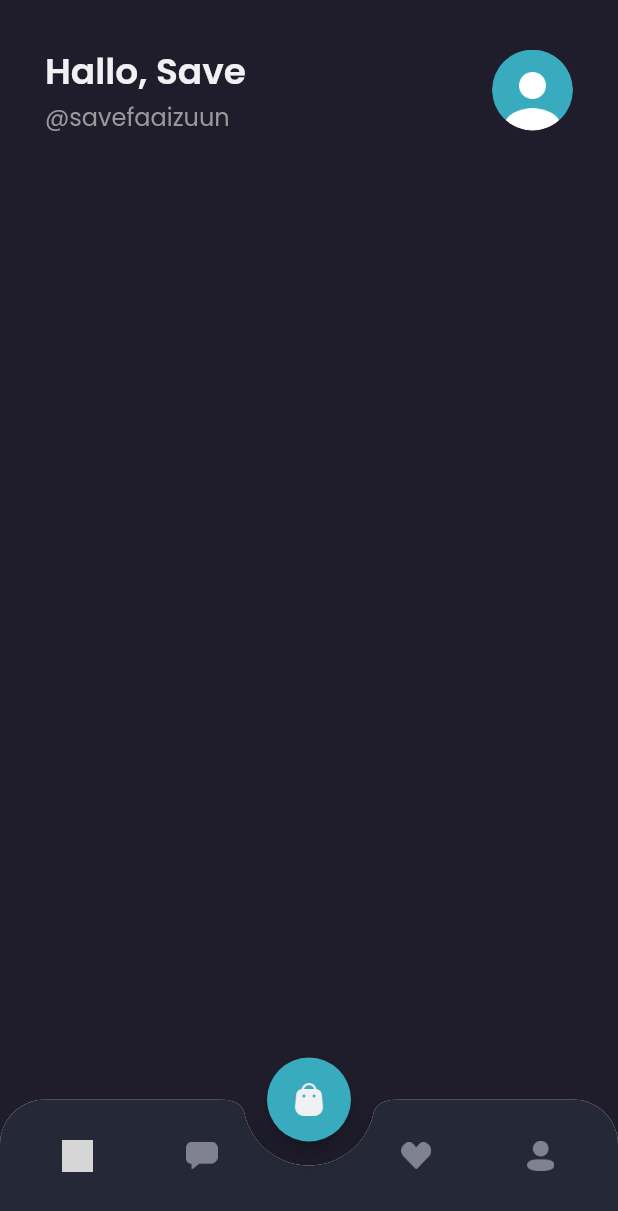
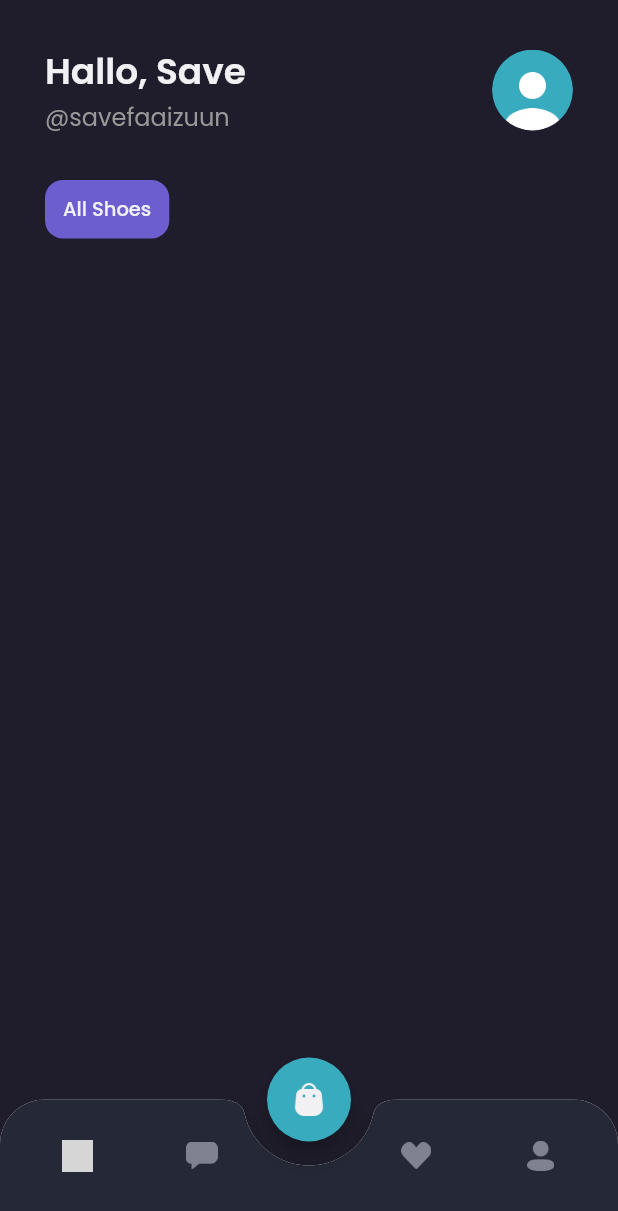
Before and after one commit to AsepCahyudin/saveshamo, a Flutter app: the MainPage screen opened by its route, on a phone screen of 412 x 824 dp. Shown: the top 1211 px of the screen. Run offline on Flutter 3.47's test engine with Material 2 defaults, Android fonts, the light colour scheme and no system bars; our stand-ins replace google_fonts; grey boxes are pictures that could not be loaded.

Commit message:
all shoes categories

```diff
--- a/lib/pages/home/home_page.dart
+++ b/lib/pages/home/home_page.dart
@@ -48,9 +48,39 @@ class HomePage extends StatelessWidget {
       );
     }
 
+    Widget categories() {
+      return Container(
+        margin: EdgeInsets.only(
+          top: defaultMargin,
+        ),
+        child: Row(
+          children: [
+            SizedBox(
+              width: defaultMargin,
+            ),
+            Container(
+              padding: EdgeInsets.symmetric(horizontal: 12, vertical: 10),
+              decoration: BoxDecoration(
+                borderRadius: BorderRadius.circular(12),
+                color: primaryColor,
+              ),
+              child: Text(
+                'All Shoes',
+                style: primaryTextStyle.copyWith(
+                  fontSize: 13,
+                  fontWeight: medium,
+                ),
+              ),
+            ),
+          ],
+        ),
+      );
+    }
+
     return ListView(
       children: [
         header(),
+        categories(),
       ],
     );
   }
```
